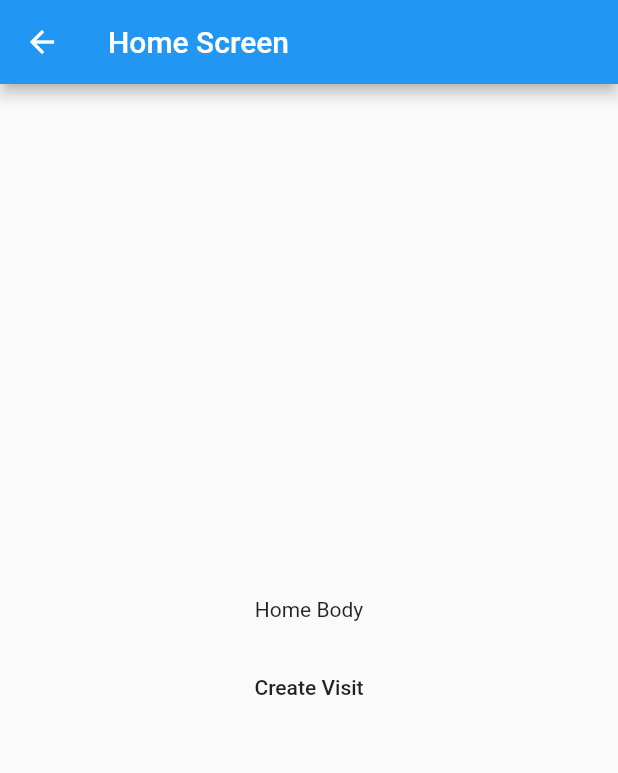
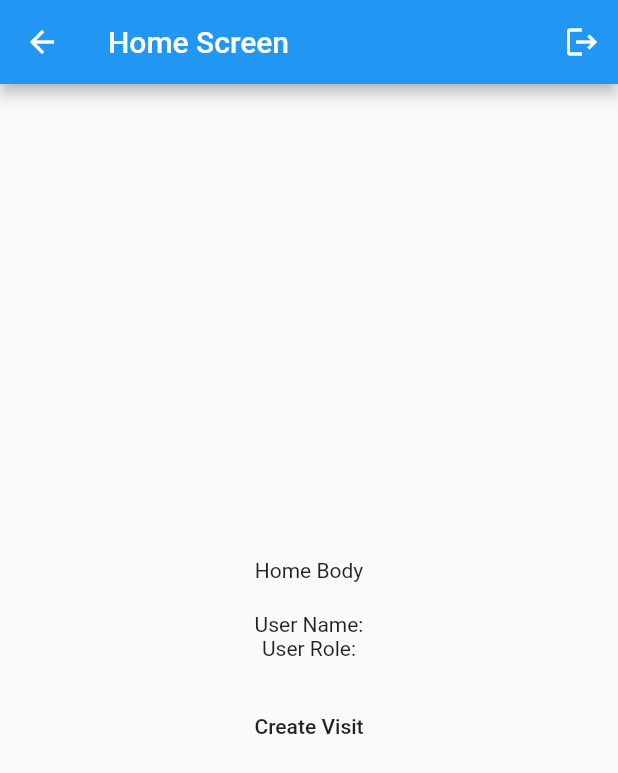
Before and after one commit to patelmeet341993/hms_admin, a Flutter app: the HomeScreen screen opened directly, on a phone screen of 412 x 824 dp. Shown: the top 773 px of the screen. Run offline on Flutter 3.47's test engine with Material 2 defaults, Android fonts, the phone set to English and light mode, and no system bars; our stand-ins replace cloud_firestore, connectivity_plus, equatable, firebase_analytics, firebase_core, firebase_crashlytics and 6 more; accounts and stored records are empty.

Commit message:
added logout button and showing logged in user name and role in HomeScreen

```diff
--- a/lib/views/homescreen/homescreen.dart
+++ b/lib/views/homescreen/homescreen.dart
@@ -1,5 +1,9 @@
+import 'package:admin/controllers/authentication_controller.dart';
 import 'package:admin/controllers/visit_controller.dart';
+import 'package:admin/models/admin_user_model.dart';
+import 'package:admin/providers/admin_user_provider.dart';
 import 'package:flutter/material.dart';
+import 'package:provider/provider.dart';
 
 class HomeScreen extends StatefulWidget {
   static const String routeName = "/HomeScreen";
@@ -16,6 +20,14 @@ class _HomeScreenState extends State<HomeScreen> {
       child: Scaffold(
         appBar: AppBar(
           title: Text("Home Screen"),
+          actions: [
+            IconButton(
+              onPressed: () {
+                AuthenticationController().logout(context: context);
+              },
+              icon: Icon(Icons.logout),
+            )
+          ],
         ),
         body: Center(
           child: Column(
@@ -23,6 +35,21 @@ class _HomeScreenState extends State<HomeScreen> {
             crossAxisAlignment: CrossAxisAlignment.center,
             children: [
               Text("Home Body"),
+              SizedBox(height: 20,),
+              Consumer<AdminUserProvider>(
+                builder: (BuildContext context, AdminUserProvider adminUserProvider, Widget? child) {
+                  AdminUserModel? adminUserModel = adminUserProvider.getAdminUserModel();
+                  if(adminUserModel == null) {
+                    return Text("Not Logged in");
+                  }
+                  return Column(
+                    children: [
+                      Text("User Name:${adminUserProvider.getAdminUserModel()!.name}"),
+                      Text("User Role:${adminUserProvider.getAdminUserModel()!.role}"),
+                    ],
+                  );
+                },
+              ),
               SizedBox(height: 20,),
               FlatButton(
                 onPressed: () {
```
